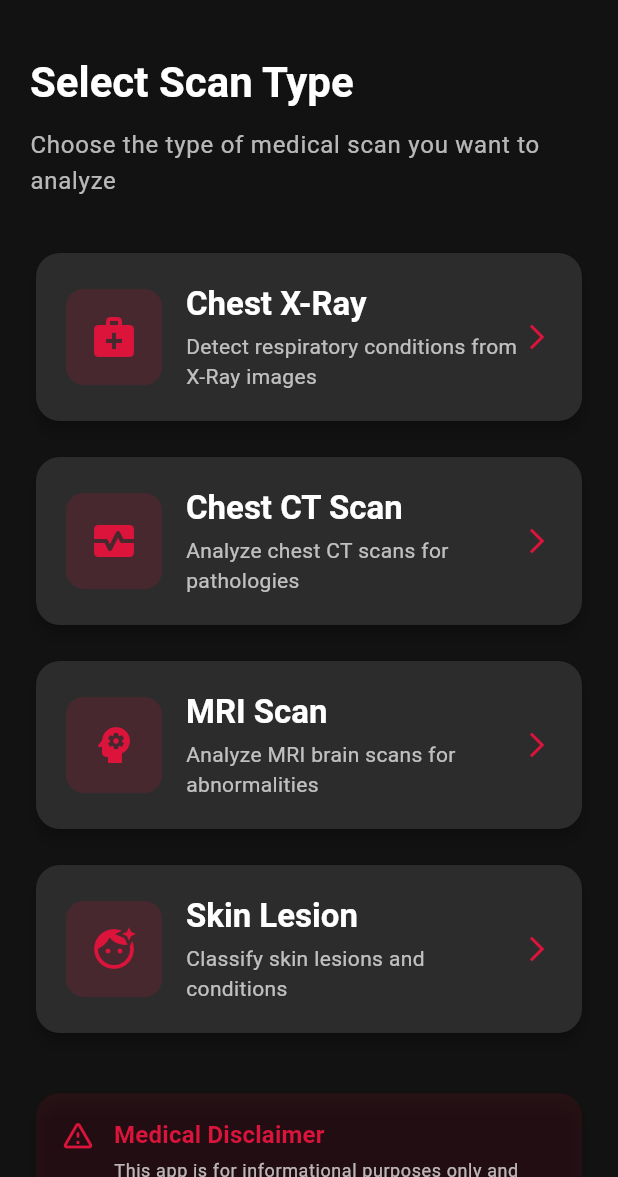
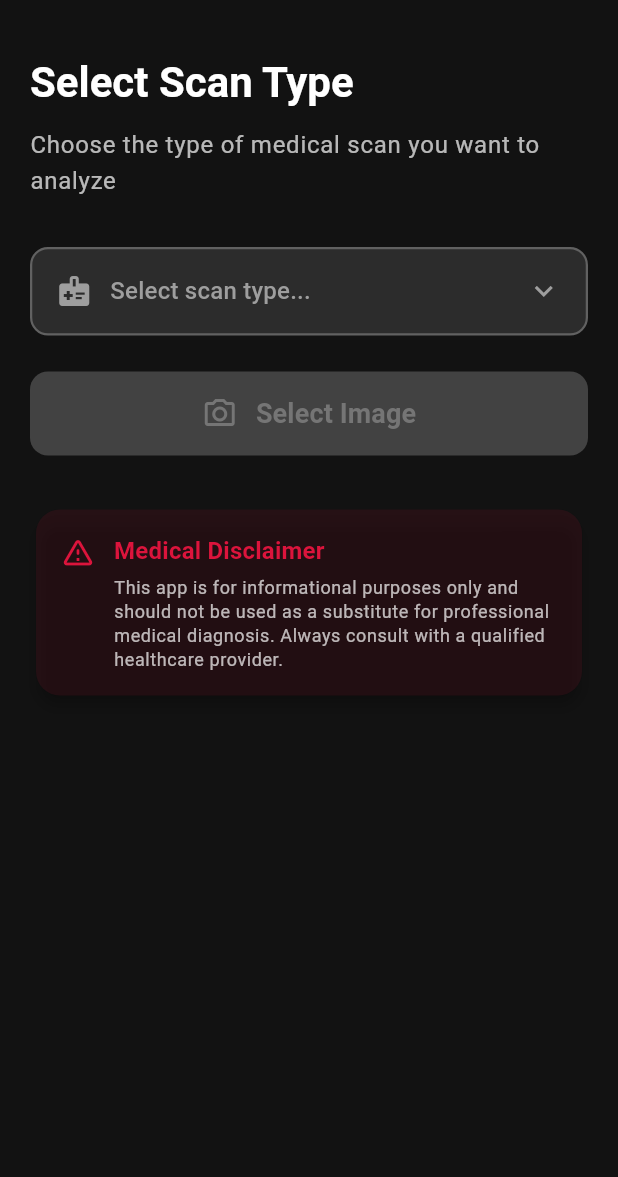
Before and after one commit to MdAshiquerRahman/ai_medical_app, a Flutter app: the HomeScreen screen opened directly, on a phone screen of 412 x 824 dp, the part 59-1236 px from its top. Run offline on Flutter 3.47's test engine with Material 3 defaults, Android fonts, the phone set to English and light mode, and no system bars; our stand-ins replace file_picker, image_picker; missing offline and left inert: tflite_flutter.

Commit message:
[ui] home screen ui design

```diff
--- a/lib/presentation/navigation/main_navigation_screen.dart
+++ b/lib/presentation/navigation/main_navigation_screen.dart
@@ -12,7 +12,7 @@ class MainNavigationScreen extends StatefulWidget {
 class _MainNavigationScreenState extends State<MainNavigationScreen> {
   int _currentIndex = 0;
 
-  final List<Widget> _screens = const [HomeScreen(), HistoryScreen()];
+  final List<Widget> _screens = [const HomeScreen(), const HistoryScreen()];
 
   void _onTabTapped(int index) {
     setState(() {
@@ -23,9 +23,19 @@ class _MainNavigationScreenState extends State<MainNavigationScreen> {
   @override
   Widget build(BuildContext context) {
     return Scaffold(
-      body: _screens[_currentIndex],
-      extendBody: true,
-      bottomNavigationBar: _buildFloatingNavigationBar(context),
+      body: Stack(
+        children: [
+          // Main content - IndexedStack keeps all screens alive
+          IndexedStack(index: _currentIndex, children: _screens),
+          // Floating tab bar
+          Positioned(
+            left: 0,
+            right: 0,
+            bottom: 0,
+            child: _buildFloatingNavigationBar(context),
+          ),
+        ],
+      ),
     );
   }
 
--- a/lib/presentation/screens/history_screen.dart
+++ b/lib/presentation/screens/history_screen.dart
@@ -10,8 +10,10 @@ class HistoryScreen extends StatelessWidget {
         title: const Text('Report History'),
         automaticallyImplyLeading: false,
       ),
-      body: Center(
-        child: Column(
+      body: Padding(
+        padding: const EdgeInsets.only(bottom: 80),
+        child: Center(
+          child: Column(
           mainAxisAlignment: MainAxisAlignment.center,
           children: [
             Icon(
@@ -40,6 +42,7 @@ class HistoryScreen extends StatelessWidget {
             ),
           ],
         ),
+        ),
       ),
     );
   }
--- a/lib/presentation/screens/home_screen.dart
+++ b/lib/presentation/screens/home_screen.dart
@@ -1,8 +1,40 @@
 import 'package:flutter/material.dart';
 import 'package:ai_medical_app/features/scan_analysis/domain/entities/scan_type.dart';
 
-class HomeScreen extends StatelessWidget {
+class HomeScreen extends StatefulWidget {
   const HomeScreen({super.key});
+
+  @override
+  State<HomeScreen> createState() => _HomeScreenState();
+}
+
+class _HomeScreenState extends State<HomeScreen> {
+  ScanType? _selectedScanType;
+
+  IconData _getScanTypeIcon(ScanType scanType) {
+    switch (scanType) {
+      case ScanType.chestXRay:
+        return Icons.medical_services;
+      case ScanType.chestCTScan:
+        return Icons.monitor_heart;
+      case ScanType.mri:
+        return Icons.psychology;
+      case ScanType.skinLesion:
+        return Icons.face_retouching_natural;
+    }
+  }
+
+  void _onSelectImage() {
+    if (_selectedScanType != null) {
+      // TODO: Navigate to camera preview screen
+      ScaffoldMessenger.of(context).showSnackBar(
+        SnackBar(
+          content: Text('Opening camera for ${_selectedScanType!.displayName}'),
+          duration: const Duration(seconds: 2),
+        ),
+      );
+    }
+  }
 
   @override
   Widget build(BuildContext context) {
@@ -13,9 +45,9 @@ class HomeScreen extends StatelessWidget {
       ),
       body: SafeArea(
         child: SingleChildScrollView(
-          padding: const EdgeInsets.all(20),
+          padding: const EdgeInsets.fromLTRB(20, 20, 20, 100),
           child: Column(
-            crossAxisAlignment: CrossAxisAlignment.start,
+            crossAxisAlignment: CrossAxisAlignment.stretch,
             children: [
               Text(
                 'Select Scan Type',
@@ -27,43 +59,29 @@ class HomeScreen extends StatelessWidget {
               const SizedBox(height: 12),
               Text(
                 'Choose the type of medical scan you want to analyze',
-                style: Theme.of(context).textTheme.bodyLarge?.copyWith(
-                      color: Colors.white70,
-                    ),
+                style: Theme.of(
+                  context,
+                ).textTheme.bodyLarge?.copyWith(color: Colors.white70),
               ),
               const SizedBox(height: 32),
-              _ScanTypeCard(
-                title: 'Chest X-Ray',
-                description: 'Detect respiratory conditions from X-Ray images',
-                icon: Icons.medical_services,
-                scanType: ScanType.chestXRay,
-                onTap: () => _navigateToAnalysis(context, ScanType.chestXRay),
-              ),
-              const SizedBox(height: 16),
-              _ScanTypeCard(
-                title: 'Chest CT Scan',
-                description: 'Analyze chest CT scans for pathologies',
-                icon: Icons.monitor_heart,
-                scanType: ScanType.chestCTScan,
-                onTap: () => _navigateToAnalysis(context, ScanType.chestCTScan),
-              ),
-              const SizedBox(height: 16),
-              _ScanTypeCard(
-                title: 'MRI Scan',
-                description: 'Analyze MRI brain scans for abnormalities',
-                icon: Icons.psychology,
-                scanType: ScanType.mri,
-                onTap: () => _navigateToAnalysis(context, ScanType.mri),
-              ),
-              const SizedBox(height: 16),
-              _ScanTypeCard(
-                title: 'Skin Lesion',
-                description: 'Classify skin lesions and conditions',
-                icon: Icons.face_retouching_natural,
-                scanType: ScanType.skinLesion,
-                onTap: () => _navigateToAnalysis(context, ScanType.skinLesion),
-              ),
+
+              // Dropdown Selector
+              _buildDropdownSelector(),
+
+              const SizedBox(height: 24),
+
+              // Selected Scan Info Display
+              if (_selectedScanType != null) ...[
+                _buildSelectedScanInfo(),
                 const SizedBox(height: 32),
+              ],
+
+              // Select Image Button
+              _buildSelectImageButton(),
+
+              const SizedBox(height: 32),
+
+              // Medical Disclaimer
               _MedicalDisclaimerCard(),
             ],
           ),
@@ -72,84 +90,159 @@ class HomeScreen extends StatelessWidget {
     );
   }
 
-  void _navigateToAnalysis(BuildContext context, ScanType scanType) {
-    ScaffoldMessenger.of(context).showSnackBar(
-      SnackBar(
-        content: Text('Selected: ${scanType.displayName}'),
-        duration: const Duration(seconds: 2),
+  Widget _buildDropdownSelector() {
+    return Container(
+      decoration: BoxDecoration(
+        color: const Color(0xFF2C2C2C),
+        borderRadius: BorderRadius.circular(12),
+        border: Border.all(
+          color: _selectedScanType != null
+              ? const Color(0xFFDC143C)
+              : Colors.grey.shade700,
+          width: 1.5,
+        ),
+      ),
+      padding: const EdgeInsets.symmetric(horizontal: 16, vertical: 4),
+      child: DropdownButtonHideUnderline(
+        child: DropdownButton<ScanType>(
+          value: _selectedScanType,
+          hint: Row(
+            children: [
+              Icon(Icons.medical_information, color: Colors.grey.shade500),
+              const SizedBox(width: 12),
+              Text(
+                'Select scan type...',
+                style: TextStyle(color: Colors.grey.shade500, fontSize: 16),
+              ),
+            ],
+          ),
+          isExpanded: true,
+          dropdownColor: const Color(0xFF2C2C2C),
+          icon: Icon(
+            Icons.keyboard_arrow_down,
+            color: _selectedScanType != null
+                ? const Color(0xFFDC143C)
+                : Colors.grey.shade500,
+          ),
+          items: ScanType.values.map((scanType) {
+            return DropdownMenuItem<ScanType>(
+              value: scanType,
+              child: Row(
+                children: [
+                  Icon(
+                    _getScanTypeIcon(scanType),
+                    color: const Color(0xFFDC143C),
+                    size: 24,
+                  ),
+                  const SizedBox(width: 12),
+                  Text(
+                    scanType.displayName,
+                    style: const TextStyle(color: Colors.white, fontSize: 16),
+                  ),
+                ],
+              ),
+            );
+          }).toList(),
+          onChanged: (ScanType? newValue) {
+            setState(() {
+              _selectedScanType = newValue;
+            });
+          },
+        ),
       ),
     );
   }
-}
 
-class _ScanTypeCard extends StatelessWidget {
-  final String title;
-  final String description;
-  final IconData icon;
-  final ScanType scanType;
-  final VoidCallback onTap;
-
-  const _ScanTypeCard({
-    required this.title,
-    required this.description,
-    required this.icon,
-    required this.scanType,
-    required this.onTap,
-  });
-
-  @override
-  Widget build(BuildContext context) {
+  Widget _buildSelectedScanInfo() {
     return Card(
-      child: InkWell(
-        onTap: onTap,
+      color: const Color(0xFFDC143C).withOpacity(0.1),
+      shape: RoundedRectangleBorder(
         borderRadius: BorderRadius.circular(16),
+        side: BorderSide(
+          color: const Color(0xFFDC143C).withOpacity(0.3),
+          width: 1,
+        ),
+      ),
       child: Padding(
         padding: const EdgeInsets.all(20),
-          child: Row(
+        child: Column(
+          crossAxisAlignment: CrossAxisAlignment.start,
+          children: [
+            Row(
               children: [
                 Container(
-                width: 64,
-                height: 64,
+                  width: 56,
+                  height: 56,
                   decoration: BoxDecoration(
-                  color: Theme.of(context).primaryColor.withOpacity(0.15),
+                    color: const Color(0xFFDC143C).withOpacity(0.2),
                     borderRadius: BorderRadius.circular(12),
                   ),
                   child: Icon(
-                  icon,
+                    _getScanTypeIcon(_selectedScanType!),
                     size: 32,
-                  color: Theme.of(context).primaryColor,
+                    color: const Color(0xFFDC143C),
                   ),
                 ),
                 const SizedBox(width: 16),
                 Expanded(
-                child: Column(
-                  crossAxisAlignment: CrossAxisAlignment.start,
-                  children: [
-                    Text(
-                      title,
-                      style:
-                          Theme.of(context).textTheme.titleLarge?.copyWith(
+                  child: Text(
+                    _selectedScanType!.displayName,
+                    style: Theme.of(context).textTheme.titleLarge?.copyWith(
                       fontWeight: FontWeight.bold,
                       color: Colors.white,
                     ),
                   ),
-                    const SizedBox(height: 4),
+                ),
+              ],
+            ),
+            const SizedBox(height: 16),
             Text(
-                      description,
-                      style: Theme.of(context).textTheme.bodyMedium?.copyWith(
+              _selectedScanType!.description,
+              style: Theme.of(context).textTheme.bodyLarge?.copyWith(
                 color: Colors.white70,
+                height: 1.5,
               ),
             ),
           ],
         ),
       ),
+    );
+  }
+
+  Widget _buildSelectImageButton() {
+    final bool isEnabled = _selectedScanType != null;
+
+    return SizedBox(
+      height: 56,
+      child: ElevatedButton(
+        onPressed: isEnabled ? _onSelectImage : null,
+        style: ElevatedButton.styleFrom(
+          backgroundColor: const Color(0xFFDC143C),
+          disabledBackgroundColor: Colors.grey.shade800,
+          foregroundColor: Colors.white,
+          disabledForegroundColor: Colors.grey.shade600,
+          shape: RoundedRectangleBorder(
+            borderRadius: BorderRadius.circular(12),
+          ),
+          elevation: isEnabled ? 3 : 0,
+        ),
+        child: Row(
+          mainAxisAlignment: MainAxisAlignment.center,
+          children: [
             Icon(
-                Icons.arrow_forward_ios,
-                color: Theme.of(context).primaryColor,
-                size: 20,
+              isEnabled ? Icons.camera_alt : Icons.camera_alt_outlined,
+              size: 24,
+            ),
+            const SizedBox(width: 12),
+            Text(
+              'Select Image',
+              style: TextStyle(
+                fontSize: 18,
+                fontWeight: FontWeight.w600,
+                color: isEnabled ? Colors.white : Colors.grey.shade600,
+              ),
             ),
           ],
-          ),
         ),
       ),
     );
@@ -186,9 +279,9 @@ class _MedicalDisclaimerCard extends StatelessWidget {
                   const SizedBox(height: 4),
                   Text(
                     'This app is for informational purposes only and should not be used as a substitute for professional medical diagnosis. Always consult with a qualified healthcare provider.',
-                    style: Theme.of(context).textTheme.bodySmall?.copyWith(
-                          color: Colors.white70,
-                        ),
+                    style: Theme.of(
+                      context,
+                    ).textTheme.bodySmall?.copyWith(color: Colors.white70),
                   ),
                 ],
               ),
```
Lines whose indentation alone changed are shown as unchanged.
